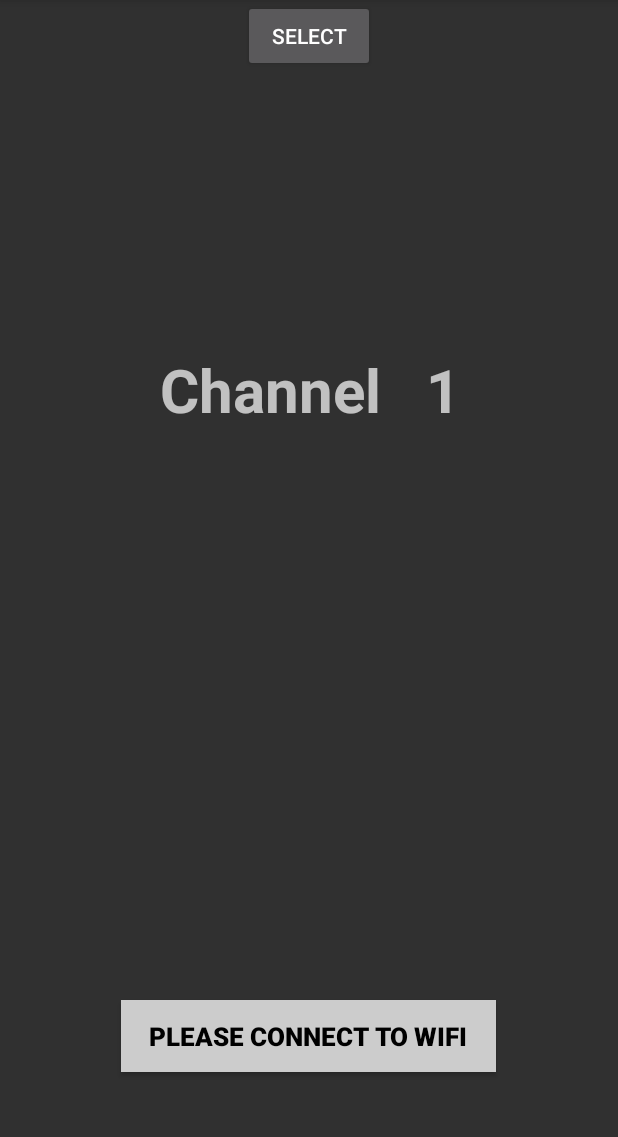
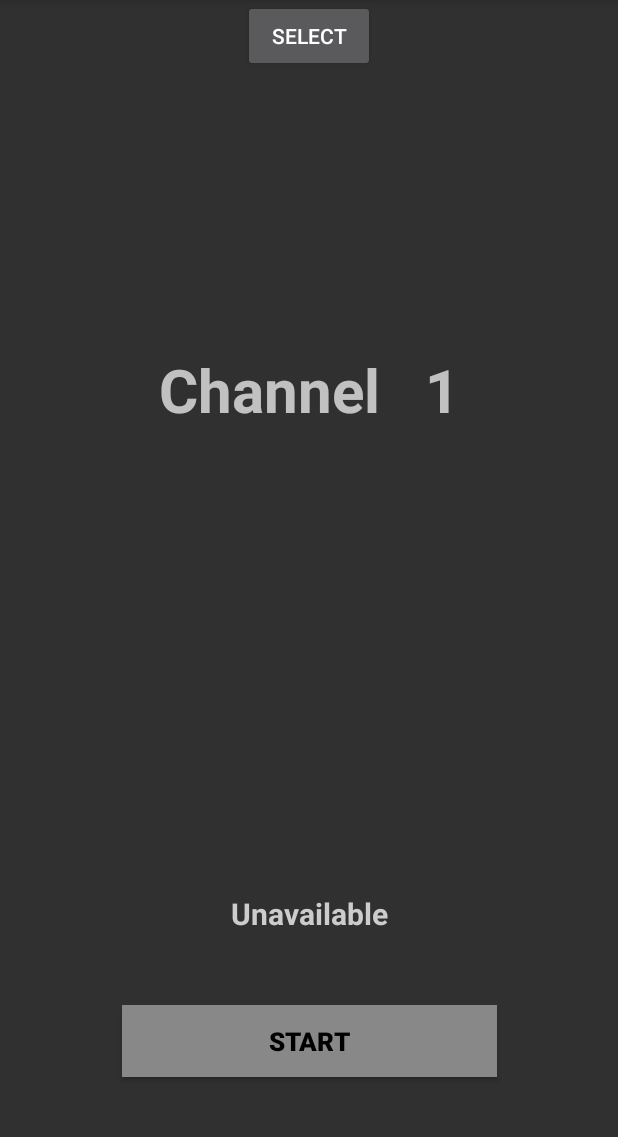
Before and after one commit to sblandford/WifiTranslation, an Android app: the screen it shows after launch (MainActivity), on a phone screen of 412 x 824 dp, the part 84-1221 px from its top. Run offline under Robolectric (Android 15) with nearby library versions, the phone set to English and light mode, and no system bars; network calls fail; pictures from the network do not load.

Commit message:
Re-hash of translation with more translatable source text Addition of info text so that function button isn't used for info any more

```diff
--- a/app/src/main/java/eu/bkwsu/webcast/wifitranslation/MainActivity.java
+++ b/app/src/main/java/eu/bkwsu/webcast/wifitranslation/MainActivity.java
@@ -545,42 +545,50 @@ public class MainActivity extends AppCompatActivity {
                 state.mute + ", rxTestedBusy:" + state.rxBusy + ", rxTestedValid :" +
                 state.rxValid + ", txEnabled : " + state.txEnabled + ", wifi : " + state.wifiOn);
         if (!state.wifiOn) {
-            setMainButtonColorText(Color.LTGRAY, getString(R.string.status_no_wifi));
-            return;
+            setInfoColorText(Color.LTGRAY, getString(R.string.status_no_wifi));
         }
         if (state.txMode) {
             if (state.happening) {
                 if (state.mute) {
-                    setMainButtonColorText(Color.parseColor("teal"), getString(R.string.status_muted));
+                    setInfoColorText(Color.LTGRAY, getString(R.string.status_muted));
+                    setMainButtonColorText(Color.parseColor("teal"), getString(R.string.status_unmute));
                 } else {
+                    setInfoColorText(Color.RED, getString(R.string.status_unmuted));
                     setMainButtonColorText(Color.RED, getString(R.string.status_mute));
                 }
             } else {
                 if (state.txEnabled) {
+                    setInfoColorText(Color.LTGRAY, getString(R.string.status_null));
                     setMainButtonColorText(Color.GREEN, getString(R.string.status_tx_start));
                 } else {
-                    setMainButtonColorText(Color.LTGRAY, getString(R.string.status_unavailable));
+                    setInfoColorText(Color.LTGRAY, getString(R.string.status_unavailable));
+                    setMainButtonColorText(Color.LTGRAY, getString(R.string.status_tx_start));
                 }
             }
         } else {
             if (state.happening) {
                 if (state.rxValid) {
-                    setMainButtonColorText(Color.GREEN, getString(R.string.status_rx_run));
+                    setInfoColorText(Color.LTGRAY,  getString(R.string.status_rx_run));
+                    setMainButtonColorText(Color.DKGRAY, getString(R.string.status_null));
                 } else {
-                    setMainButtonColorText(Color.CYAN, getString(R.string.status_waiting));
+                    setInfoColorText(Color.LTGRAY, getString(R.string.status_waiting));
+                    setMainButtonColorText(Color.DKGRAY, getString(R.string.status_null));
                 }
             } else {
                 if (state.rxValid) {
                     if (state.headphonesMandatory && !state.headphones) {
-                        setMainButtonColorText(Color.LTGRAY, getString(R.string.status_headphones));
+                        setInfoColorText(Color.LTGRAY, getString(R.string.status_headphones));
+                        setMainButtonColorText(Color.GRAY, getString(R.string.status_rx_start));
                     } else {
+                        setInfoColorText(Color.LTGRAY, getString(R.string.status_null));
                         setMainButtonColorText(Color.LTGRAY, getString(R.string.status_rx_start));
                     }
                 } else {
+                    setMainButtonColorText(Color.GRAY, getString(R.string.status_rx_start));
                     if (state.rxTested) {
-                        setMainButtonColorText(Color.LTGRAY, getString(R.string.status_unavailable));
+                        setInfoColorText(Color.LTGRAY, getString(R.string.status_unavailable));
                     } else {
-                        setMainButtonColorText(Color.LTGRAY, getString(R.string.status_searching));
+                        setInfoColorText(Color.LTGRAY, getString(R.string.status_searching));
                     }
                 }
             }
@@ -653,6 +661,18 @@ public class MainActivity extends AppCompatActivity {
                 } else {
                     findViewById(R.id.button_stop).setVisibility(View.INVISIBLE);
                 }
+            }
+        });
+    }
+    private void setInfoColorText (int setColor, String setText) {
+        final TextView infoText = (TextView)findViewById(R.id.text_info);
+        final int color = setColor;
+        final String text = setText;
+
+        runOnUiThread(new Runnable() {
+            public void run () {
+                infoText.setTextColor(color);
+                infoText.setText(text);
             }
         });
     }
--- a/app/src/main/res/layout/activity_main.xml
+++ b/app/src/main/res/layout/activity_main.xml
@@ -38,7 +38,7 @@
         android:textStyle="bold"
         android:typeface="sans"
         app:layout_constraintBottom_toBottomOf="parent"
-        app:layout_constraintHorizontal_bias="0.502"
+        app:layout_constraintHorizontal_bias="0.5"
         app:layout_constraintLeft_toLeftOf="parent"
         app:layout_constraintRight_toRightOf="parent"
         app:layout_constraintTop_toTopOf="@+id/button_channel"
@@ -53,11 +53,26 @@
         android:textStyle="bold"
         android:typeface="sans"
         app:layout_constraintBottom_toBottomOf="parent"
-        app:layout_constraintHorizontal_bias="0.501"
+        app:layout_constraintHorizontal_bias="0.5"
         app:layout_constraintLeft_toLeftOf="parent"
         app:layout_constraintRight_toRightOf="parent"
         app:layout_constraintTop_toTopOf="@+id/button_channel"
         app:layout_constraintVertical_bias="0.19" />
+
+    <TextView
+        android:id="@+id/text_info"
+        android:layout_width="wrap_content"
+        android:layout_height="wrap_content"
+        android:layout_margin="2dp"
+        android:text="INFO"
+        android:textSize="20sp"
+        android:textStyle="bold"
+        android:typeface="sans"
+        app:layout_constraintBottom_toBottomOf="parent"
+        app:layout_constraintHorizontal_bias="0.5"
+        app:layout_constraintLeft_toLeftOf="parent"
+        app:layout_constraintRight_toRightOf="parent"
+        app:layout_constraintTop_toTopOf="@+id/button_stop" />
 
     <Button
         android:id="@+id/button_stop"
@@ -70,22 +85,22 @@
         app:layout_constraintLeft_toLeftOf="parent"
         app:layout_constraintRight_toRightOf="parent"
         app:layout_constraintTop_toTopOf="@+id/text_channel"
-        app:layout_constraintHorizontal_bias="0.498"
+        app:layout_constraintHorizontal_bias="0.5"
         app:layout_constraintVertical_bias="0.445" />
 
     <Button
         android:id="@+id/button_status"
+        style="@style/startStopButton"
         android:layout_width="250sp"
         android:layout_height="wrap_content"
         android:text="@string/status"
-        style="@style/startStopButton"
         android:textColor="@color/colorActionText"
         app:layout_constraintBottom_toBottomOf="parent"
+        app:layout_constraintHorizontal_bias="0.5"
         app:layout_constraintLeft_toLeftOf="parent"
         app:layout_constraintRight_toRightOf="parent"
-        app:layout_constraintTop_toTopOf="@+id/button_stop"
-        app:layout_constraintHorizontal_bias="0.498"
-        app:layout_constraintVertical_bias="0.804" />
+        app:layout_constraintTop_toTopOf="@+id/text_info"
+        app:layout_constraintVertical_bias="0.6" />
 
     <SurfaceView
         android:id="@+id/vuMeter"
--- a/app/src/main/res/values/strings.xml
+++ b/app/src/main/res/values/strings.xml
@@ -7,16 +7,19 @@
     <string name="relay_channel_button_text">Relay</string>
     <string name="stop_button_text">Stop</string>
 
+    <string name="status_null"></string>
     <string name="status_rx_start">Start</string>
     <string name="status_tx_start">Broadcast</string>
     <string name="status_searching">Searching...</string>
     <string name="status_unavailable">Unavailable</string>
     <string name="status_headphones">Insert headphones</string>
     <string name="status_talk">Talk</string>
-    <string name="status_waiting"></string>
+    <string name="status_waiting">Waiting...</string>
     <string name="status_rx_run"></string>
-    <string name="status_mute">ON AIR (Press to mute)</string>
-    <string name="status_muted">Muted (Press to unmute)</string>
+    <string name="status_mute">Mute</string>
+    <string name="status_unmuted">ON AIR</string>
+    <string name="status_muted">Muted</string>
+    <string name="status_unmute">Unmute</string>
     <string name="status_no_wifi">Please connect to WiFi</string>
 
     <string name="channel_text">Channel</string>
@@ -36,10 +39,10 @@
     <string name="options_settings">Settings</string>
     <string name="options_about">About...</string>
 
-    <string name="gain_controls_title">Gain Booster</string>
-    <string name="gain_controls_max_gain_db_title">Maximum Gain Boost</string>
-    <string name="gain_controls_increase_db_per_second">Gain increase per second</string>
-    <string name="gain_controls_hold_time">Peak limit hold time</string>
+    <string name="gain_controls_title">Microphone Booster</string>
+    <string name="gain_controls_max_gain_db_title">Maximum Microphone Boost</string>
+    <string name="gain_controls_increase_db_per_second">Microphone boost increase per second</string>
+    <string name="gain_controls_hold_time">Peak limiter hold time</string>
 
     <string name="network_controls_title">Network</string>
     <string name="network_controls_packet_redundancy">Packet redundancy</string>
```
Also changed, not shown: 145 other files.
